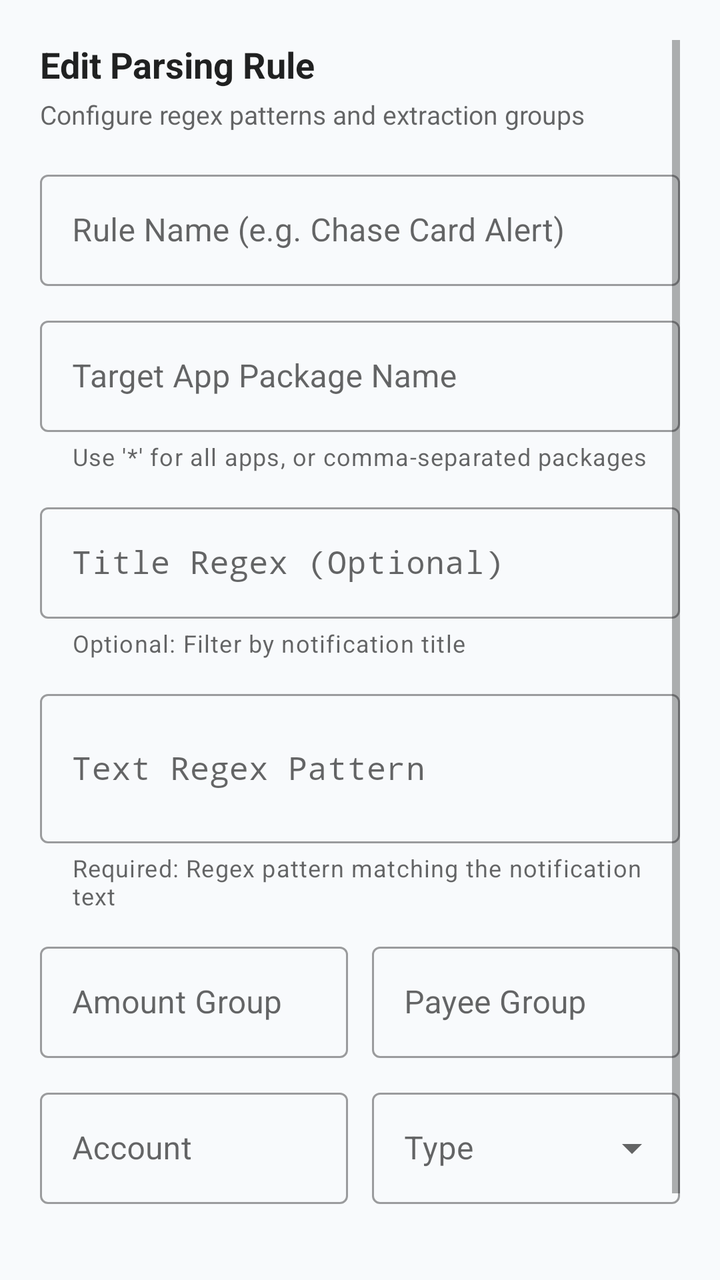
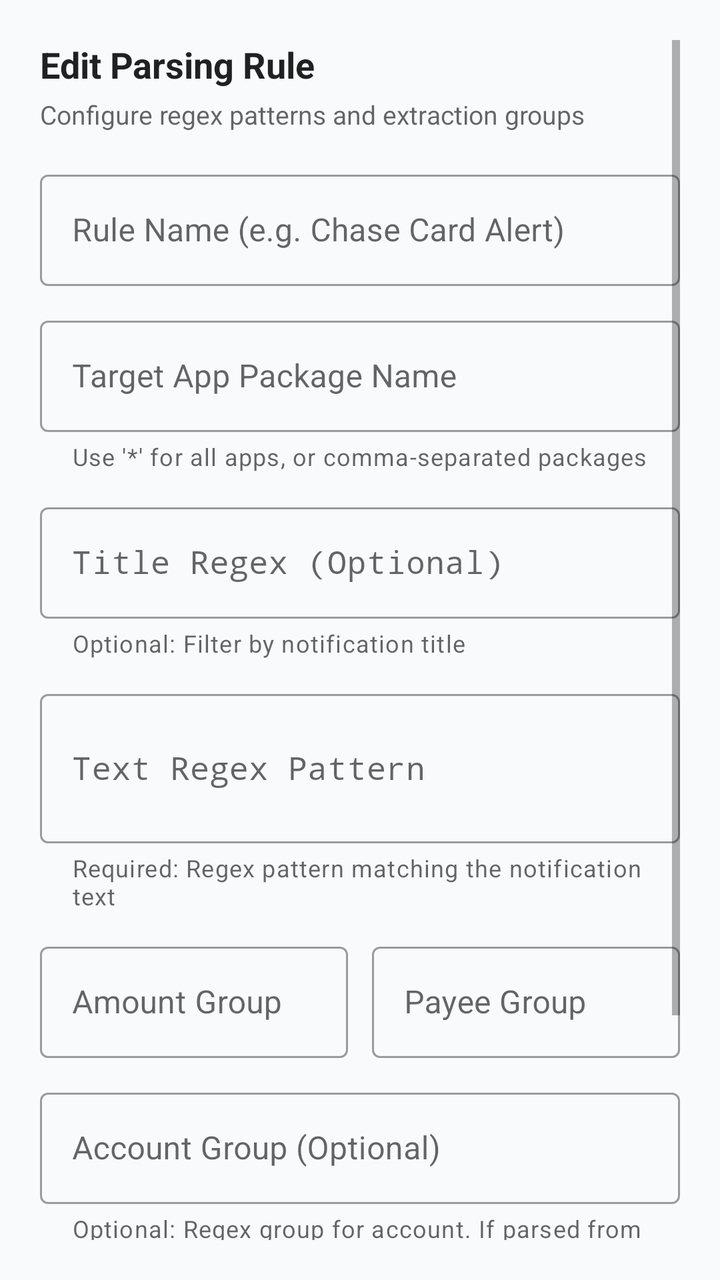

Two renders of the same Android screen: before a commit and after it. Below are the layout's source before the change and the commit's diff.
<!-- AndroidManifest.xml: application theme Theme.ActualApp -->
<!-- res/layout/dialog_edit_rule.xml -->
<?xml version="1.0" encoding="utf-8"?>
<ScrollView xmlns:android="http://schemas.android.com/apk/res/android"
    xmlns:app="http://schemas.android.com/apk/res-auto"
    android:layout_width="match_parent"
    android:layout_height="wrap_content"
    android:padding="20dp">

    <LinearLayout
        android:layout_width="match_parent"
        android:layout_height="wrap_content"
        android:orientation="vertical">

        <TextView
            android:id="@+id/tvDialogTitle"
            android:layout_width="wrap_content"
            android:layout_height="wrap_content"
            android:text="@string/edit_rule_title"
            android:textColor="?android:attr/textColorPrimary"
            android:textSize="18sp"
            android:textStyle="bold" />

        <TextView
            android:layout_width="wrap_content"
            android:layout_height="wrap_content"
            android:layout_marginTop="4dp"
            android:layout_marginBottom="16dp"
            android:text="@string/edit_rule_desc"
            android:textColor="?android:attr/textColorSecondary"
            android:textSize="13sp" />

        
        <com.google.android.material.textfield.TextInputLayout
            style="@style/Widget.MaterialComponents.TextInputLayout.OutlinedBox"
            android:layout_width="match_parent"
            android:layout_height="wrap_content"
            android:layout_marginBottom="12dp"
            android:hint="@string/edit_rule_name">

            <com.google.android.material.textfield.TextInputEditText
                android:id="@+id/etRuleName"
                android:layout_width="match_parent"
                android:layout_height="wrap_content"
                android:inputType="textCapWords" />
        </com.google.android.material.textfield.TextInputLayout>

        
        <com.google.android.material.textfield.TextInputLayout
            style="@style/Widget.MaterialComponents.TextInputLayout.OutlinedBox"
            android:layout_width="match_parent"
            android:layout_height="wrap_content"
            android:layout_marginBottom="12dp"
            app:helperText="@string/edit_rule_target_helper"
            android:hint="@string/edit_rule_target">

            <com.google.android.material.textfield.TextInputEditText
                android:id="@+id/etTargetPackage"
                android:layout_width="match_parent"
                android:layout_height="wrap_content"
                android:inputType="textUri" />
        </com.google.android.material.textfield.TextInputLayout>

        
        <com.google.android.material.textfield.TextInputLayout
            style="@style/Widget.MaterialComponents.TextInputLayout.OutlinedBox"
            android:layout_width="match_parent"
            android:layout_height="wrap_content"
            android:layout_marginBottom="12dp"
            app:helperText="@string/edit_rule_title_regex_helper"
            android:hint="@string/edit_rule_title_regex">

            <com.google.android.material.textfield.TextInputEditText
                android:id="@+id/etTitleRegex"
                android:layout_width="match_parent"
                android:layout_height="wrap_content"
                android:fontFamily="monospace"
                android:inputType="textNoSuggestions" />
        </com.google.android.material.textfield.TextInputLayout>

        
        <com.google.android.material.textfield.TextInputLayout
            style="@style/Widget.MaterialComponents.TextInputLayout.OutlinedBox"
            android:layout_width="match_parent"
            android:layout_height="wrap_content"
            android:layout_marginBottom="12dp"
            app:helperText="@string/edit_rule_text_regex_helper"
            android:hint="@string/edit_rule_text_regex">

            <com.google.android.material.textfield.TextInputEditText
                android:id="@+id/etTextRegex"
                android:layout_width="match_parent"
                android:layout_height="wrap_content"
                android:fontFamily="monospace"
                android:inputType="textMultiLine|textNoSuggestions"
                android:minLines="2" />
        </com.google.android.material.textfield.TextInputLayout>

        
        <LinearLayout
            android:layout_width="match_parent"
            android:layout_height="wrap_content"
            android:layout_marginBottom="12dp"
            android:baselineAligned="false"
            android:orientation="horizontal">

            <com.google.android.material.textfield.TextInputLayout
                style="@style/Widget.MaterialComponents.TextInputLayout.OutlinedBox"
                android:layout_width="0dp"
                android:layout_height="wrap_content"
                android:layout_marginEnd="6dp"
                android:layout_weight="1"
                android:hint="@string/edit_rule_amount_group">

                <com.google.android.material.textfield.TextInputEditText
                    android:id="@+id/etAmountGroup"
                    android:layout_width="match_parent"
                    android:layout_height="wrap_content" />
            </com.google.android.material.textfield.TextInputLayout>

            <com.google.android.material.textfield.TextInputLayout
                style="@style/Widget.MaterialComponents.TextInputLayout.OutlinedBox"
                android:layout_width="0dp"
                android:layout_height="wrap_content"
                android:layout_marginStart="6dp"
                android:layout_weight="1"
                android:hint="@string/edit_rule_payee_group">

                <com.google.android.material.textfield.TextInputEditText
                    android:id="@+id/etPayeeGroup"
                    android:layout_width="match_parent"
                    android:layout_height="wrap_content" />
            </com.google.android.material.textfield.TextInputLayout>
        </LinearLayout>

        
        <LinearLayout
            android:layout_width="match_parent"
            android:layout_height="wrap_content"
            android:layout_marginBottom="16dp"
            android:baselineAligned="false"
            android:orientation="horizontal">

            <com.google.android.material.textfield.TextInputLayout
                style="@style/Widget.MaterialComponents.TextInputLayout.OutlinedBox"
                android:layout_width="0dp"
                android:layout_height="wrap_content"
                android:layout_marginEnd="6dp"
                android:layout_weight="1"
                android:hint="@string/confirm_account">

                <com.google.android.material.textfield.TextInputEditText
                    android:id="@+id/etAccount"
                    android:layout_width="match_parent"
                    android:layout_height="wrap_content" />
            </com.google.android.material.textfield.TextInputLayout>

            <com.google.android.material.textfield.TextInputLayout
                style="@style/Widget.MaterialComponents.TextInputLayout.OutlinedBox.ExposedDropdownMenu"
                android:layout_width="0dp"
                android:layout_height="wrap_content"
                android:layout_marginStart="6dp"
                android:layout_weight="1"
                android:hint="@string/edit_rule_type">

                <AutoCompleteTextView
                    android:id="@+id/actvDefaultType"
                    android:layout_width="match_parent"
                    android:layout_height="wrap_content"
                    android:inputType="none" />
            </com.google.android.material.textfield.TextInputLayout>
        </LinearLayout>

        
        <LinearLayout
            android:layout_width="match_parent"
            android:layout_height="wrap_content"
            android:gravity="end"
            android:orientation="horizontal">

            <com.google.android.material.button.MaterialButton
                android:id="@+id/btnCancelRule"
                style="@style/Widget.MaterialComponents.Button.TextButton"
                android:layout_width="wrap_content"
                android:layout_height="wrap_content"
                android:text="@string/cancel" />

            <com.google.android.material.button.MaterialButton
                android:id="@+id/btnSaveRule"
                style="@style/Widget.MaterialComponents.Button"
                android:layout_width="wrap_content"
                android:layout_height="wrap_content"
                android:layout_marginStart="8dp"
                android:text="@string/save_rule" />
        </LinearLayout>
    </LinearLayout>
</ScrollView>
<!-- resources referenced by this layout -->
<resources>
  <string name="cancel">Cancel</string>
  <string name="confirm_account">Account</string>
  <string name="edit_rule_amount_group">Amount Group</string>
  <string name="edit_rule_desc">Configure regex patterns and extraction groups</string>
  <string name="edit_rule_name">Rule Name (e.g. Chase Card Alert)</string>
  <string name="edit_rule_payee_group">Payee Group</string>
  <string name="edit_rule_target">Target App Package Name</string>
  <string name="edit_rule_target_helper">Use \'*\' for all apps, or comma-separated packages</string>
  <string name="edit_rule_text_regex">Text Regex Pattern</string>
  <string name="edit_rule_text_regex_helper">Required: Regex pattern matching the notification text</string>
  <string name="edit_rule_title">Edit Parsing Rule</string>
  <string name="edit_rule_title_regex">Title Regex (Optional)</string>
  <string name="edit_rule_title_regex_helper">Optional: Filter by notification title</string>
  <string name="edit_rule_type">Type</string>
  <string name="save_rule">Save Rule</string>
  <style name="Theme.ActualApp" parent="Theme.MaterialComponents.DayNight.NoActionBar">
          
          <item name="colorPrimary">@color/primary</item>
          <item name="colorPrimaryVariant">@color/primary_variant</item>
          <item name="colorOnPrimary">@color/white</item>
          
          <item name="colorSecondary">@color/secondary</item>
          <item name="colorSecondaryVariant">@color/secondary_variant</item>
          <item name="colorOnSecondary">@color/white</item>
          
          <item name="android:windowBackground">@color/background</item>
          <item name="colorSurface">@color/surface</item>
          <item name="android:colorBackground">@color/background</item>
          <item name="android:statusBarColor">@color/surface</item>
          <item name="android:windowLightStatusBar">true</item>
          
          <item name="boxStrokeColor">@color/text_input_box_stroke</item>
          <item name="boxBackgroundColor">@color/text_input_box_background</item>
          <item name="hintTextColor">?colorPrimary</item>
      </style>
  <color name="primary">#4F46E5</color>
  <color name="primary_variant">#4338CA</color>
  <color name="white">#FFFFFF</color>
  <color name="secondary">#10B981</color>
  <color name="secondary_variant">#059669</color>
  <color name="background">#F8FAFC</color>
  <color name="surface">#FFFFFF</color>
</resources>

<!-- the commit's change to res/layout/dialog_edit_rule.xml (unified diff, before → after) -->
@@ -132,6 +132,21 @@
         </LinearLayout>
 
         
+        <com.google.android.material.textfield.TextInputLayout
+            style="@style/Widget.MaterialComponents.TextInputLayout.OutlinedBox"
+            android:layout_width="match_parent"
+            android:layout_height="wrap_content"
+            android:layout_marginBottom="12dp"
+            app:helperText="@string/edit_rule_account_group_helper"
+            android:hint="@string/edit_rule_account_group">
+
+            <com.google.android.material.textfield.TextInputEditText
+                android:id="@+id/etAccountGroup"
+                android:layout_width="match_parent"
+                android:layout_height="wrap_content" />
+        </com.google.android.material.textfield.TextInputLayout>
+
+        
         <LinearLayout
             android:layout_width="match_parent"
             android:layout_height="wrap_content"
<!-- resource entries referenced after the edit -->
@@ -2,6 +2,8 @@
 <resources>
   <string name="cancel">Cancel</string>
   <string name="confirm_account">Account</string>
+  <string name="edit_rule_account_group">Account Group (Optional)</string>
+  <string name="edit_rule_account_group_helper">Optional: Regex group for account. If parsed from a notification, it must exactly match the account name in Actual Server.</string>
   <string name="edit_rule_amount_group">Amount Group</string>
   <string name="edit_rule_desc">Configure regex patterns and extraction groups</string>
   <string name="edit_rule_name">Rule Name (e.g. Chase Card Alert)</string>
